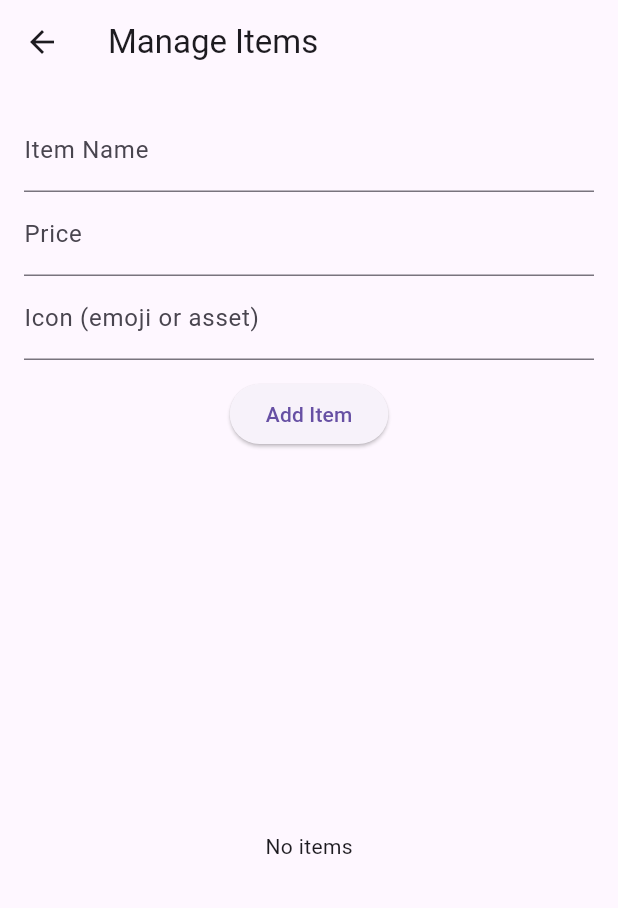
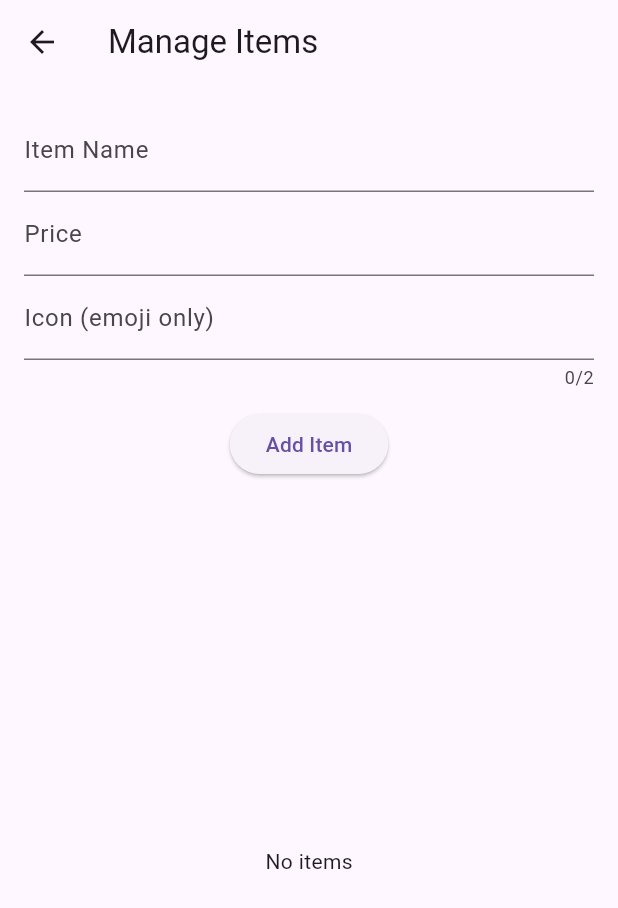
Before and after one commit to shahriasayad/cuptup, a Flutter app: the ItemManagementScreen screen opened by its route, on a phone screen of 412 x 824 dp. Shown: the top 908 px of the screen. Run offline on Flutter 3.47's test engine with Material 3 defaults, Android fonts, the light colour scheme and no system bars; our stand-ins replace get, hive, hive_flutter; accounts and stored records are empty.

```diff
--- a/lib/screens/item_management_screen.dart
+++ b/lib/screens/item_management_screen.dart
@@ -1,4 +1,5 @@
 import 'package:flutter/material.dart';
+import 'package:flutter/services.dart';
 import 'package:hive/hive.dart';
 import 'package:get/get.dart';
 import 'package:hive_flutter/hive_flutter.dart';
@@ -47,9 +48,15 @@ class _ItemManagementScreenState extends State<ItemManagementScreen> {
                 decoration: InputDecoration(labelText: 'Price'),
                 keyboardType: TextInputType.number),
             TextField(
-                controller: iconController,
-                decoration:
-                    InputDecoration(labelText: 'Icon (emoji or asset)')),
+              controller: iconController,
+              decoration: InputDecoration(labelText: 'Icon (emoji only)'),
+              keyboardType: TextInputType.text,
+              maxLength: 2, // restrict to 1 or 2 characters max
+              inputFormatters: [
+                FilteringTextInputFormatter.allow(RegExp(
+                    r'[\u2190-\u21FF\u2600-\u27BF\u1F300-\u1F64F\u1F680-\u1F6FF\u1F900-\u1F9FF\u1FA70-\u1FAFF\u1F1E6-\u1F1FF]+')),
+              ],
+            ),
             SizedBox(height: 12),
             ElevatedButton(child: Text('Add Item'), onPressed: addItem),
             SizedBox(height: 20),
```
Also changed, not shown: lib/widgets/dashboard_widget.dart (+22 -6 lines).
